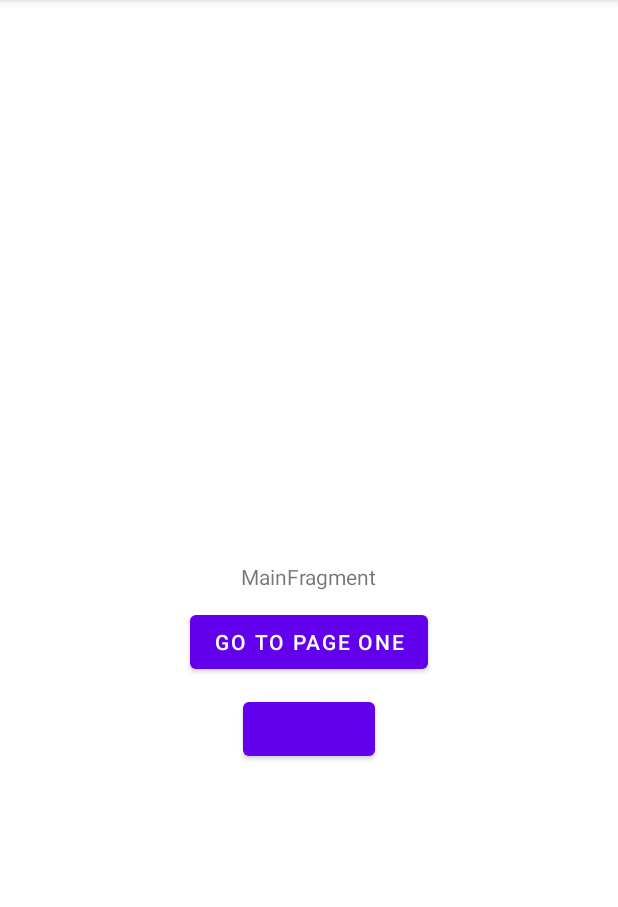
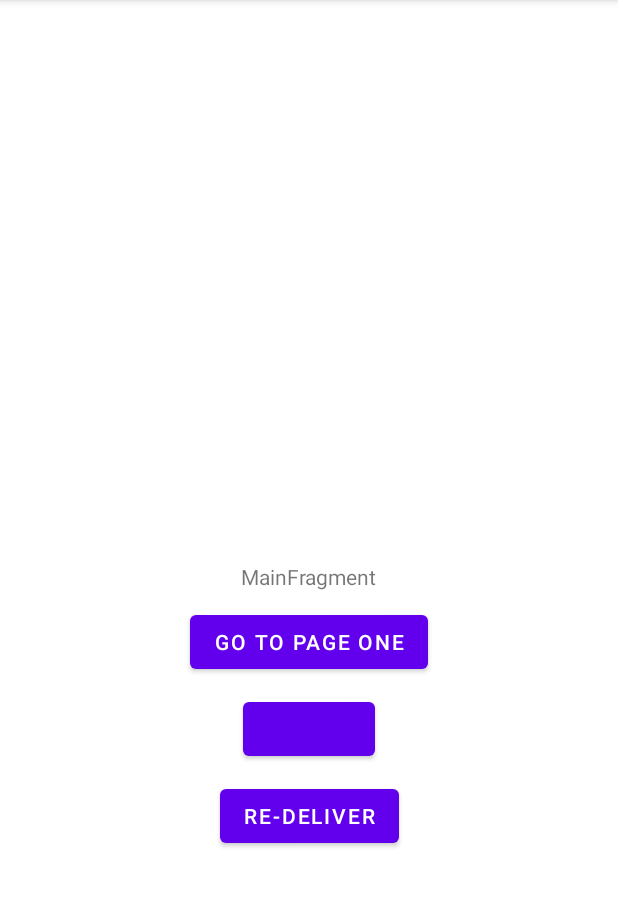
Before and after one commit to cmunaro/madrugada, an Android app: the screen it shows after launch (MainActivity), on a phone screen of 412 x 824 dp, the part 84-991 px from its top. Run offline under Robolectric (Android 15) with nearby library versions, the phone set to English and light mode, and no system bars; our stand-ins replace data binding; 4 statements that could not run were skipped.

```diff
--- a/app/build.gradle
+++ b/app/build.gradle
@@ -48,6 +48,7 @@ dependencies {
     implementation 'androidx.constraintlayout:constraintlayout:2.0.4'
     implementation 'androidx.lifecycle:lifecycle-livedata-ktx:2.3.1'
     implementation 'androidx.lifecycle:lifecycle-viewmodel-ktx:2.3.1'
+    implementation "androidx.lifecycle:lifecycle-runtime-ktx:2.3.1"
 
     def nav_version = "2.3.5"
     implementation("androidx.navigation:navigation-fragment-ktx:$nav_version")
--- a/app/src/main/java/com/cmunaro/madrugada/base/FragmentViewBindingDelegate.kt
+++ b/app/src/main/java/com/cmunaro/madrugada/base/FragmentViewBindingDelegate.kt
@@ -1,17 +1,8 @@
 package com.cmunaro.madrugada.base
 
-/*
-* By Mavericks
-* */
-
-import android.os.Handler
-import android.os.Looper
 import android.view.View
 import androidx.databinding.ViewDataBinding
 import androidx.fragment.app.Fragment
-import androidx.lifecycle.Lifecycle
-import androidx.lifecycle.LifecycleObserver
-import androidx.lifecycle.OnLifecycleEvent
 import com.cmunaro.madrugada.BR
 import kotlin.properties.ReadOnlyProperty
 import kotlin.reflect.KProperty
@@ -19,41 +10,25 @@ import kotlin.reflect.KProperty
 class FragmentViewBindingDelegate<T : ViewDataBinding>(
     bindingClass: Class<T>,
     private val fragment: Fragment,
-    private val viewModel: MadrugadaViewModel? = null
+    private val viewModel: MadrugadaViewModel<*>? = null
 ) : ReadOnlyProperty<Fragment, T> {
-    private val clearBindingHandler by lazy(LazyThreadSafetyMode.NONE) { Handler(Looper.getMainLooper()) }
     private var binding: T? = null
-
     private val bindMethod = bindingClass.getMethod("bind", View::class.java)
 
-    init {
-        fragment.viewLifecycleOwnerLiveData.observe(fragment) { viewLifecycleOwner ->
-            viewLifecycleOwner.lifecycle.addObserver(object : LifecycleObserver {
-                @OnLifecycleEvent(Lifecycle.Event.ON_DESTROY)
-                fun onDestroy() { clearBindingHandler.post { binding = null } }
-            })
-        }
-    }
-
     override fun getValue(thisRef: Fragment, property: KProperty<*>): T {
-        if (binding != null && binding?.root !== thisRef.view) {
+        if (binding != null && binding?.root != thisRef.view) {
             binding = null
         }
         binding?.let { return it }
 
-        val lifecycle = fragment.viewLifecycleOwner.lifecycle
-        if (!lifecycle.currentState.isAtLeast(Lifecycle.State.INITIALIZED)) {
-            error("Cannot access view bindings. View lifecycle is ${lifecycle.currentState}!")
-        }
-
         @Suppress("UNCHECKED_CAST")
         binding = bindMethod.invoke(null, thisRef.requireView()) as T
+        binding?.lifecycleOwner = fragment.viewLifecycleOwner
         viewModel?.let { injectViewModel(it, binding) }
-        binding?.lifecycleOwner = fragment.viewLifecycleOwner
         return binding!!
     }
 
-    private fun injectViewModel(viewModel: MadrugadaViewModel, binding: T?) {
+    private fun injectViewModel(viewModel: MadrugadaViewModel<*>, binding: T?) {
         binding ?: return
         val setVariableMethod = binding::class.java
             .methods
--- a/app/src/main/java/com/cmunaro/madrugada/base/FragmentViewModelDelegate.kt
+++ b/app/src/main/java/com/cmunaro/madrugada/base/FragmentViewModelDelegate.kt
@@ -7,7 +7,7 @@ import kotlin.reflect.KClass
 import kotlin.reflect.KProperty
 import kotlin.reflect.jvm.jvmErasure
 
-class FragmentViewModelDelegate<T : MadrugadaViewModel> : ReadOnlyProperty<Fragment, T> {
+class FragmentViewModelDelegate<T : MadrugadaViewModel<*>> : ReadOnlyProperty<Fragment, T> {
     private var viewModel: T? = null
 
     @Suppress("UNCHECKED_CAST")
--- a/app/src/main/java/com/cmunaro/madrugada/base/MadrugadaFragment.kt
+++ b/app/src/main/java/com/cmunaro/madrugada/base/MadrugadaFragment.kt
@@ -3,16 +3,12 @@ package com.cmunaro.madrugada.base
 import androidx.annotation.LayoutRes
 import androidx.databinding.ViewDataBinding
 import androidx.fragment.app.Fragment
-import androidx.lifecycle.ViewModel
-import androidx.viewbinding.ViewBinding
-
-open class MadrugadaViewModel : ViewModel()
 
 @Suppress("unused")
 abstract class MadrugadaFragment(@LayoutRes layoutId: Int) : Fragment(layoutId) {
-    abstract val viewModel: MadrugadaViewModel
+    protected abstract val viewModel: MadrugadaViewModel<*>
 
-    protected inline fun <reified VM : MadrugadaViewModel> MadrugadaFragment.viewModel() =
+    protected inline fun <reified VM : MadrugadaViewModel<*>> MadrugadaFragment.viewModel() =
         FragmentViewModelDelegate<VM>()
 
     protected inline fun <reified VB : ViewDataBinding> MadrugadaFragment.viewBinding() =
@@ -20,4 +16,5 @@ abstract class MadrugadaFragment(@LayoutRes layoutId: Int) : Fragment(layoutId)
 
     protected inline fun <reified VB : ViewDataBinding> MadrugadaFragment.viewBindingWithViewModelReference() =
         FragmentViewBindingDelegate(VB::class.java, this, viewModel)
+
 }
--- /dev/null
+++ b/app/src/main/java/com/cmunaro/madrugada/base/MadrugadaState.kt
@@ -0,0 +1,3 @@
+package com.cmunaro.madrugada.base
+
+interface MadrugadaState
--- a/app/src/main/java/com/cmunaro/madrugada/di/viewmodelModuel.kt
+++ b/app/src/main/java/com/cmunaro/madrugada/di/viewmodelModuel.kt
@@ -1,9 +1,11 @@
 package com.cmunaro.madrugada.di
 
 import com.cmunaro.madrugada.ui.main.MainViewModel
+import com.cmunaro.madrugada.ui.page_one.PageOneViewModel
 import org.koin.android.viewmodel.dsl.viewModel
 import org.koin.dsl.module
 
 val viewModelModule = module {
     viewModel { MainViewModel() }
+    viewModel { PageOneViewModel() }
 }
--- a/app/src/main/java/com/cmunaro/madrugada/ui/page_one/PageOneViewModel.kt
+++ b/app/src/main/java/com/cmunaro/madrugada/ui/page_one/PageOneViewModel.kt
@@ -1,7 +1,12 @@
 package com.cmunaro.madrugada.ui.page_one
 
+import androidx.lifecycle.MutableLiveData
 import androidx.lifecycle.ViewModel
 
 class PageOneViewModel: ViewModel() {
+    val counter = MutableLiveData<Int>()
 
+    fun increment() {
+        counter.value = (counter.value?: 0) + 1
+    }
 }
--- a/app/src/main/res/layout/main_fragment.xml
+++ b/app/src/main/res/layout/main_fragment.xml
@@ -45,5 +45,16 @@
             app:layout_constraintEnd_toEndOf="parent"
             app:layout_constraintStart_toStartOf="parent"
             app:layout_constraintTop_toBottomOf="@id/button" />
+
+        <Button
+            android:id="@+id/reEmit"
+            android:layout_width="wrap_content"
+            android:layout_height="wrap_content"
+            android:layout_marginTop="10dp"
+            android:text="Re-deliver"
+            android:onClick="@{() -> viewModel.reDeliver()}"
+            app:layout_constraintEnd_toEndOf="parent"
+            app:layout_constraintStart_toStartOf="parent"
+            app:layout_constraintTop_toBottomOf="@id/increment" />
     </androidx.constraintlayout.widget.ConstraintLayout>
 </layout>
--- a/app/src/main/res/navigation/nav_graph.xml
+++ b/app/src/main/res/navigation/nav_graph.xml
@@ -16,7 +16,7 @@
     </fragment>
     <fragment
         android:id="@+id/pageOne"
-        android:name="com.cmunaro.madrugada.ui.page_one.PageOne"
+        android:name="com.cmunaro.madrugada.ui.page_one.PageOneFragment"
         android:label="PageOne"
         tools:layout="@layout/page_one_fragment"/>
 </navigation>
```
Also changed, not shown: app/src/main/java/com/cmunaro/madrugada/base/MadrugadaStateFlow.kt (added, +42 -0 lines), app/src/main/java/com/cmunaro/madrugada/base/MadrugadaStateFlowDSL.kt (added, +15 -0 lines), app/src/main/java/com/cmunaro/madrugada/base/MadrugadaViewModel.kt (added, +23 -0 lines), app/src/main/java/com/cmunaro/madrugada/ui/main/MainFragment.kt (+7 -0 lines), app/src/main/java/com/cmunaro/madrugada/ui/main/MainViewModel.kt (+18 -6 lines), app/src/main/java/com/cmunaro/madrugada/ui/page_one/PageOne.kt (deleted, +0 -9 lines), app/src/main/java/com/cmunaro/madrugada/ui/page_one/PageOneFragment.kt (added, +24 -0 lines), app/src/main/res/layout/page_one_fragment.xml (+15 -3 lines), 1 other file.
